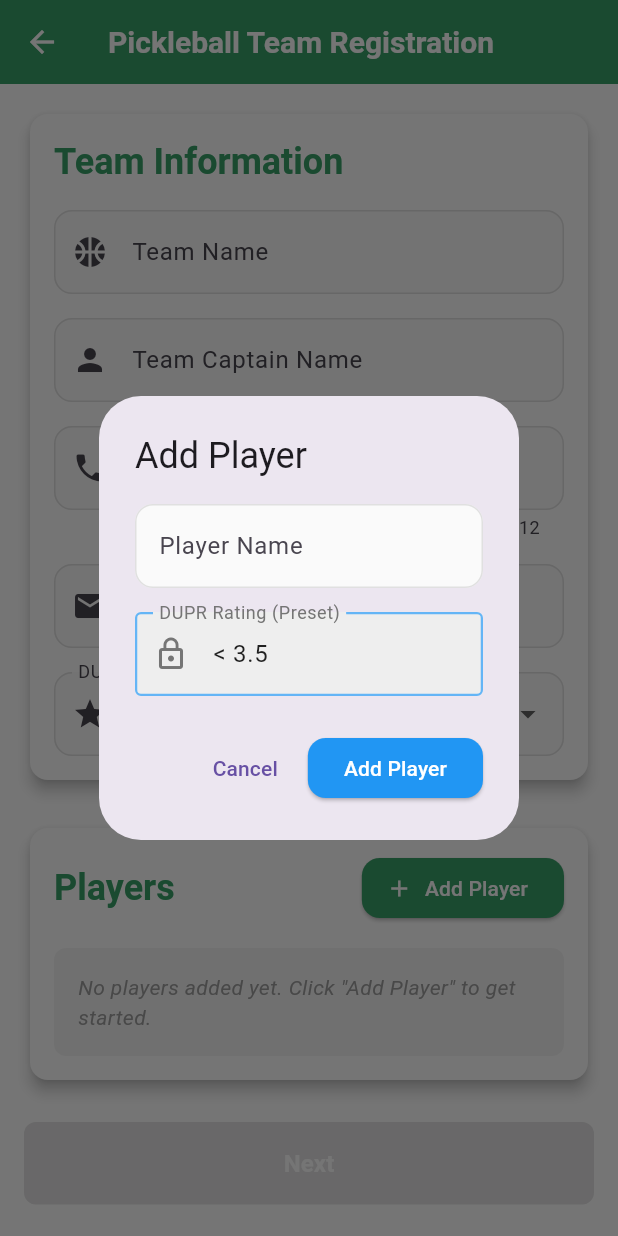
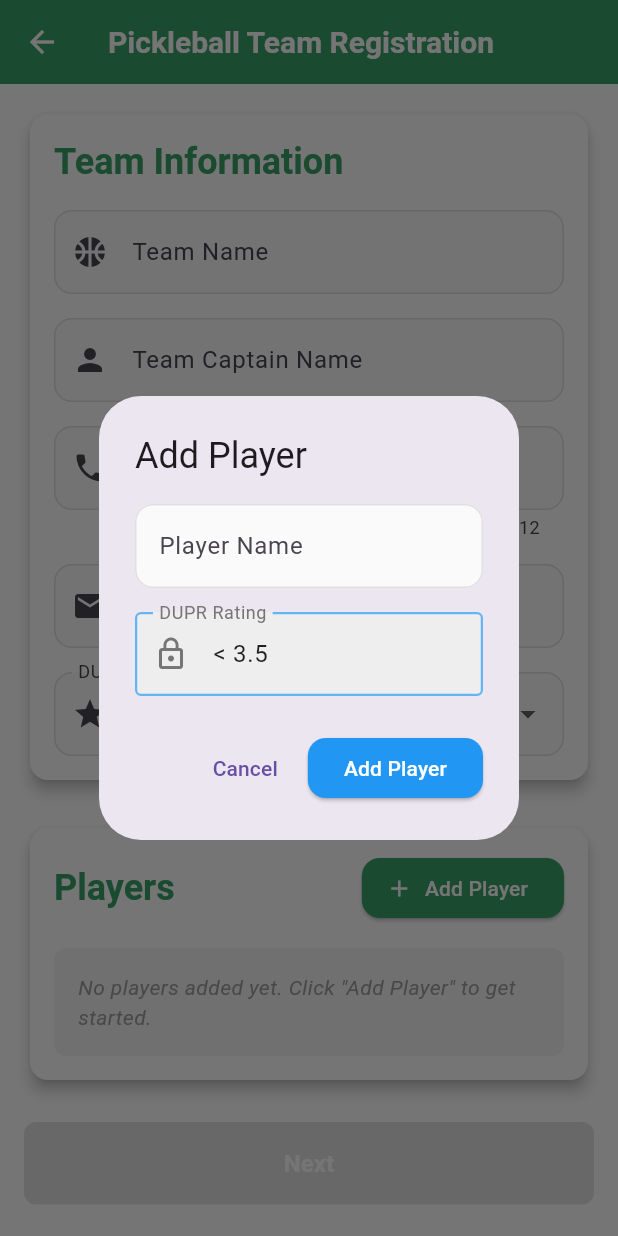
Before and after one commit to SabihSiddiqui1337/level_up_app, a Flutter app: the PickleballTeamRegistrationScreen screen opened directly, after a tap on "Add Player", on a phone screen of 412 x 824 dp. Run offline on Flutter 3.47's test engine with Material 3 defaults, Android fonts, the phone set to English and light mode, and no system bars; our stand-ins replace cloud_firestore, firebase_auth, firebase_core, package_info_plus, shared_preferences; accounts and stored records are empty.

```diff
--- a/codemagic.yaml
+++ b/codemagic.yaml
@@ -81,7 +81,7 @@
     auth: integration
     apple_id: 6754937234
     bundle_identifier: com.example.levelUpSport
-    ipa_path: build/ios/ipa/Level_Up_Sports.ipa
+    ipa_path: "build/ios/ipa/Level_Up_Sports.ipa"
     submit_to_testflight: true
     submit_to_app_store: false
     beta_groups:
--- a/lib/screens/pickleball_team_registration_screen.dart
+++ b/lib/screens/pickleball_team_registration_screen.dart
@@ -498,9 +498,9 @@
                         initialValue: _currentEvent!.division,
                     style: const TextStyle(color: Colors.black87),
                     decoration: InputDecoration(
-                      labelText: 'DUPR Rating (Preset)',
+                      labelText: 'DUPR Rating',
                       labelStyle: TextStyle(color: Colors.grey[600]),
-                      prefixIcon: Icon(Icons.lock_outline, color: Colors.grey[600]),
+                      prefixIcon: Icon(Icons.lock_outline, color: Colors.grey[600], size: 10),
                       border: OutlineInputBorder(
                         borderSide: BorderSide(color: Colors.blue[300]!, width: 1.5),
                       ),
@@ -693,7 +693,7 @@
                         initialValue: _currentEvent!.division,
                         style: const TextStyle(color: Colors.black87),
                         decoration: InputDecoration(
-                          labelText: 'DUPR Rating (Preset)',
+                          labelText: 'DUPR Rating',
                           labelStyle: TextStyle(color: Colors.grey[600]),
                           prefixIcon: Icon(Icons.lock_outline, color: Colors.grey[600]),
                           border: OutlineInputBorder(
@@ -938,7 +938,7 @@
                 initialValue: _selectedDuprRating,
                 style: const TextStyle(color: Colors.black87),
                 decoration: InputDecoration(
-                  labelText: 'DUPR Rating (Preset)',
+                  labelText: 'DUPR Rating',
                   labelStyle: TextStyle(color: Colors.grey[600]),
                   prefixIcon: Icon(Icons.lock_outline, color: Colors.grey[600]),
                   border: OutlineInputBorder(
--- a/lib/screens/team_registration_screen.dart
+++ b/lib/screens/team_registration_screen.dart
@@ -701,7 +701,6 @@
                           ),
                           filled: true,
                           fillColor: Colors.grey[200],
-                          suffixIcon: Icon(Icons.info_outline, color: Colors.grey[500], size: 20),
                           hintText: 'Set by event organizer',
                         ),
                         readOnly: true,
@@ -882,7 +881,6 @@
                           ),
                           filled: true,
                           fillColor: Colors.grey[200],
-                          suffixIcon: Icon(Icons.info_outline, color: Colors.grey[500], size: 20),
                           hintText: 'Set by event organizer',
                         ),
                         readOnly: true,
```
